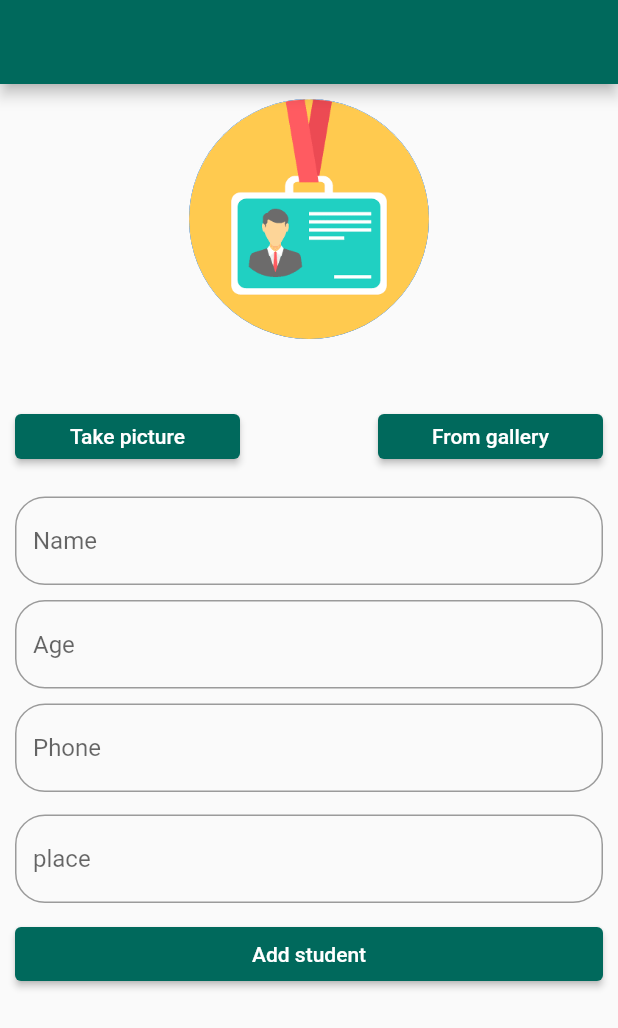
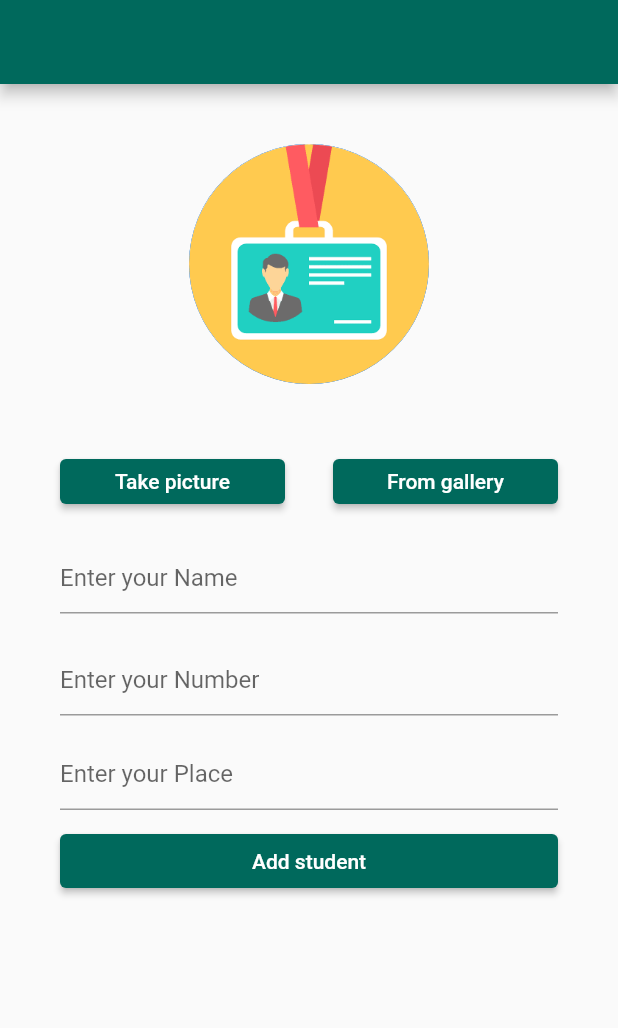
Before and after one commit to Hubaibpullat/hive_app_flutter, a Flutter app: the screen it shows after launch, after a tap on the "arrow back" icon, on a phone screen of 412 x 824 dp. Shown: the top 1028 px of the screen. Run offline on Flutter 3.47's test engine with Material 2 defaults, Android fonts, the phone set to English and light mode, and no system bars; our stand-ins replace hive, hive_flutter; accounts and stored records are empty.

Commit message:
hell0o there

```diff
--- a/lib/model/data_model.dart
+++ b/lib/model/data_model.dart
@@ -9,23 +9,24 @@ class StudentModel {
   @HiveField(1)
   final String name;
 
+  // @HiveField(2)
+  // final String age;
+
   @HiveField(2)
-  final String age;
+  final String phone;
 
   @HiveField(3)
-  final String phone;
-
-  @HiveField(4)
   final String place;
 
-  @HiveField(5)
-  final String i_mage;
+  // @HiveField(4)
+  // final String i_mage;
 
   StudentModel(
       {required this.name,
-      required this.age,
+      // required this.age,
       required this.phone,
       required this.place,
       this.id,
-      required this.i_mage});
+      // required this.i_mage
+      });
 }
--- a/lib/screen/add_student.dart
+++ b/lib/screen/add_student.dart
@@ -1,8 +1,5 @@
 import 'dart:io';
-
 import 'package:flutter/material.dart';
-import 'package:flutter/widgets.dart';
-import 'package:image_picker/image_picker.dart';
 import 'package:students/db/functions/db_functions.dart';
 import 'package:students/model/data_model.dart';
 import 'package:students/screen/list_student.dart';
@@ -13,6 +10,8 @@ class AddStudentWidget extends StatefulWidget {
   @override
   State<AddStudentWidget> createState() => _AddStudentWidgetState();
 }
+
+
 
 class _AddStudentWidgetState extends State<AddStudentWidget> {
   final _nameController = TextEditingController();
@@ -25,7 +24,9 @@ class _AddStudentWidgetState extends State<AddStudentWidget> {
 
   File? file;
 
-  ImagePicker image = ImagePicker();
+  // ImagePicker image = ImagePicker();
+
+    final _formkey = GlobalKey<FormState>();
 
   @override
   Widget build(BuildContext context) {
@@ -34,8 +35,10 @@ class _AddStudentWidgetState extends State<AddStudentWidget> {
       appBar: AppBar(
         backgroundColor: Colors.teal[800],
       ),
-      body: Padding(
-        padding: const EdgeInsets.all(10.0),
+      body: Form(
+        key: _formkey,
+        child: Padding(
+          padding: const EdgeInsets.all(40.0),
           child: ListView(
             children: [
               Container(
@@ -71,7 +74,7 @@ class _AddStudentWidgetState extends State<AddStudentWidget> {
                         style: ElevatedButton.styleFrom(
                             backgroundColor: Colors.teal[800]),
                         onPressed: () {
-                        getpicture();
+                          // getpicture();
                         },
                         child: Text(
                           'Take picture',
@@ -86,7 +89,7 @@ class _AddStudentWidgetState extends State<AddStudentWidget> {
                         style: ElevatedButton.styleFrom(
                             backgroundColor: Colors.teal[800]),
                         onPressed: () {
-                        getphotos();
+                          // getphotos();
                         },
                         child: Text(
                           'From gallery',
@@ -103,9 +106,7 @@ class _AddStudentWidgetState extends State<AddStudentWidget> {
               TextFormField(
                 controller: _nameController,
                 decoration: InputDecoration(
-                border:
-                    OutlineInputBorder(borderRadius: BorderRadius.circular(20)),
-                hintText: 'Name',
+                  hintText: 'Enter your Name',
                 ),
                 validator: (value) {
                   if (value == null || value.isEmpty) {
@@ -116,30 +117,30 @@ class _AddStudentWidgetState extends State<AddStudentWidget> {
                 },
               ),
               const SizedBox(height: 10),
-            TextFormField(
-              keyboardType: TextInputType.number,
-              controller: _ageController,
-              decoration: InputDecoration(
-                border:
-                    OutlineInputBorder(borderRadius: BorderRadius.circular(20)),
-                hintText: 'Age',
-              ),
-              validator: (value) {
-                if (value == null || value.isEmpty) {
-                  return 'value is empty';
-                } else {
-                  return null;
-                }
-              },
-            ),
+              // TextFormField(
+              //   keyboardType: TextInputType.number,
+              //   controller: _ageController,
+              //   decoration: InputDecoration(
+              //     // border:
+              //     //     OutlineInputBorder(borderRadius: BorderRadius.circular(20)),
+              //     hintText: ' enter your Age',
+              //   ),
+              //   validator: (value) {
+              //     if (value == null || value.isEmpty) {
+              //       return 'value is empty';
+              //     } else {
+              //       return null;
+              //     }
+              //   },
+              // ),
               const SizedBox(height: 10),
               TextFormField(
                 keyboardType: TextInputType.phone,
                 controller: _phonecontrolller,
                 decoration: InputDecoration(
-                border:
-                    OutlineInputBorder(borderRadius: BorderRadius.circular(20)),
-                hintText: 'Phone',
+                  // border:
+                  //     OutlineInputBorder(borderRadius: BorderRadius.circular(20)),
+                  hintText: 'Enter your Number',
                 ),
                 validator: (value) {
                   if (value == null || value.isEmpty) {
@@ -154,12 +155,12 @@ class _AddStudentWidgetState extends State<AddStudentWidget> {
                 controller: _placecontroller,
                 keyboardType: TextInputType.name,
                 decoration: InputDecoration(
-                border:
-                    OutlineInputBorder(borderRadius: BorderRadius.circular(20)),
-                hintText: 'place',
+                  // border:
+                  //     OutlineInputBorder(borderRadius: BorderRadius.circular(20)),
+                  hintText: 'Enter your Place',
                 ),
                 validator: (value) {
-                if (value == null || value.isEmpty) {
+                  if (value == null || value.isEmpty ) {
                     return 'value is empty';
                   } else {
                     return null;
@@ -168,20 +169,42 @@ class _AddStudentWidgetState extends State<AddStudentWidget> {
               ),
               const SizedBox(height: 10),
               ElevatedButton(
-              style:
-                  ElevatedButton.styleFrom(backgroundColor: Colors.teal[800]),
-              onPressed: () {
+                style: ElevatedButton.styleFrom(backgroundColor: Colors.teal[800]),
+                onPressed: (){
+
+                  if(_formkey.currentState!.validate()){
                     onAddStudentButtonClicked(context);
-                Navigator.of(context).push(MaterialPageRoute(
-                  builder: (context) => ListStudentWidget(),
-                ));
+
+                    Navigator.of(context).push(MaterialPageRoute(builder: (context) => ListStudentWidget(),));
+
+                  }
+                  else{
+                    print('empty value');
+                  }
+
                 },
-              child: Text(
-                'Add student',
-                style: TextStyle(color: Colors.white),
+                child: Text('Add student',
+                style: TextStyle(color: Colors.white),)),
+              // ElevatedButton(
+              //   style:
+              //       ElevatedButton.styleFrom(backgroundColor: Colors.teal[800]),
+
+              //   onPressed: () { {
+
+              //           }
+
+              //     onAddStudentButtonClicked(context);
+              //     Navigator.of(context).push(MaterialPageRoute(
+              //       builder: (context) => ListStudentWidget(),
+              //     ));
+              //   },
+              //   child: Text(
+              //     'Add student',
+              //     style: TextStyle(color: Colors.white),
+              //   ),
+              // ),
+            ],
           ),
-            ),
-          ],
         ),
       ),
     );
@@ -189,37 +212,37 @@ class _AddStudentWidgetState extends State<AddStudentWidget> {
 
   Future<void> onAddStudentButtonClicked(BuildContext context) async {
     final _name = _nameController.text.trim();
-    final _age = _ageController.text.trim();
+    // final _age = _ageController.text.trim();
     final _phone = _phonecontrolller.text.trim();
     final _place = _placecontroller.text.trim();
 
-    if (_name.isEmpty || _age.isEmpty || _phone.isEmpty || _place.isEmpty) {
+    if (_name.isEmpty || _phone.isEmpty || _place.isEmpty) {
       return;
     }
 
     final _student = StudentModel(
         name: _name,
-        age: _age,
+        // age: _age,
         phone: _phone,
         place: _place,
 
-        i_mage: file!.path);
-
+        // i_mage: file!.path);
+    );
     addStudent(_student);
     print("$_ageController,$_name");
    }
 
-  Future getpicture() async {
-    var img = await image.pickImage(source: ImageSource.camera);
-    setState(() {
-      file = File(img!.path);
-    });
+  // Future getpicture() async {
+  //   var img = await image.pickImage(source: ImageSource.camera);
+  //   setState(() {
+  //     file = File(img!.path);
+  //   });
+  // }
+
+  // Future getphotos() async {
+  //   var img = await image.pickImage(source: ImageSource.gallery);
+  //   setState(() {
+  //     file = File(img!.path);
+  //   });
+  // }
 }
-
-  Future getphotos() async {
-    var img = await image.pickImage(source: ImageSource.gallery);
-    setState(() {
-      file = File(img!.path);
-    });
-  }
-}
--- a/lib/screen/home_screen.dart
+++ b/lib/screen/home_screen.dart
@@ -1,10 +1,6 @@
 import 'package:flutter/material.dart';
-import 'package:hive_flutter/hive_flutter.dart';
 import 'package:students/db/functions/db_functions.dart';
-import 'package:students/model/data_model.dart';
 
-import 'package:students/screen/add_student.dart';
-import 'package:students/screen/list_student.dart';
 
 class Screenhome extends StatefulWidget {
   const Screenhome({super.key});
--- a/lib/screen/list_student.dart
+++ b/lib/screen/list_student.dart
@@ -42,9 +42,12 @@ class _ListStudentWidgetState extends State<ListStudentWidget> {
                 return ListTile(
                     title: Text(data.name),
                     subtitle: Text(data.place),
-                    leading: CircleAvatar(
-                      backgroundImage: FileImage(File(data.i_mage)),
-                    ),
+                    // leading: CircleAvatar(
+                    //   backgroundImage:
+                    //   // FileImage(File(
+                    //   //   // data.i_mage
+                    //   //   ),),
+                    // ),
                     trailing: Row(
                       mainAxisSize: MainAxisSize.min,
                       children: [
@@ -63,13 +66,7 @@ class _ListStudentWidgetState extends State<ListStudentWidget> {
                         IconButton(
                             onPressed: () {
                               Navigator.of(context).push(MaterialPageRoute(
-                                builder: (context) => EditDetails(
-                                    index: index,
-                                    name: data.name,
-                                    age: data.age,
-                                    phone: data.phone,
-                                    place: data.phone,
-                                    image: data.i_mage),
+                                builder: (context) => Edit(name: data.name, index:index, phone: data.phone, place: data.place,),
                               ));
                             },
                             icon: Icon(
@@ -77,16 +74,8 @@ class _ListStudentWidgetState extends State<ListStudentWidget> {
                               color: Colors.green,
                             ))
                       ],
-                    ),
-                    onTap: () {
-                      Navigator.of(context).push(MaterialPageRoute(
-                          builder: ((context) => ViewDetails(
-                              name: data.name,
-                              age: data.age,
-                              phone: data.phone,
-                              place: data.place,
-                              image: data.i_mage))));
-                    });
+                ));
+
               },
               separatorBuilder: (ctx, index) {
                 return const Divider();
@@ -94,8 +83,11 @@ class _ListStudentWidgetState extends State<ListStudentWidget> {
               itemCount: studentList.length,
             );
           }),
-          floatingActionButton: Icon(Icons.add,)
-
+         floatingActionButton:FloatingActionButton(onPressed: (){
+          Navigator.of(context).push(MaterialPageRoute(builder: (context) => AddStudentWidget(),));
+         },child: Icon(Icons.add),
+         backgroundColor: Colors.teal[800],
+         )
           ,
     );
   }
```
Also changed, not shown: lib/db/functions/db_functions.dart (+9 -6 lines), lib/screen/edit_student.dart (+67 -167 lines), lib/model/data_model.g.dart, 1 other file. Lines whose indentation alone changed are shown as unchanged.
